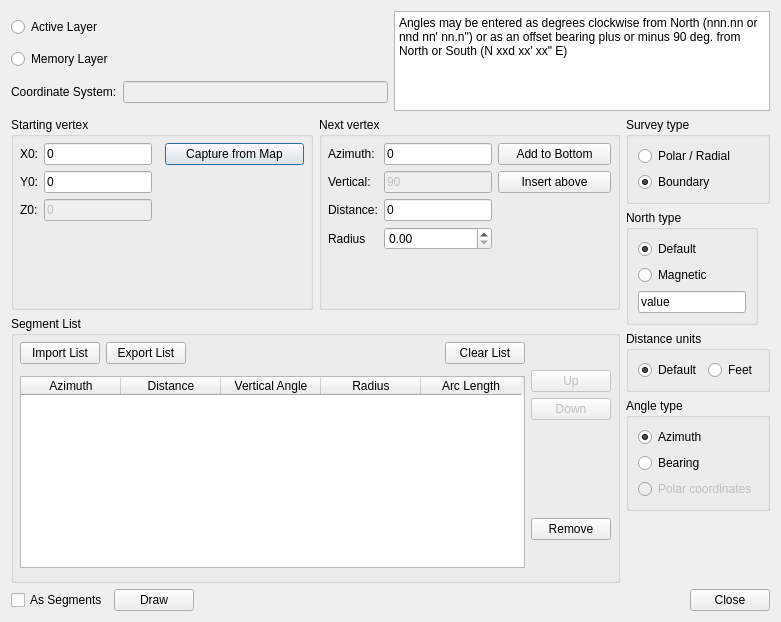
Above: ui.ui from mpetroff/qgsazimuth before the change. Below: the same form after it.
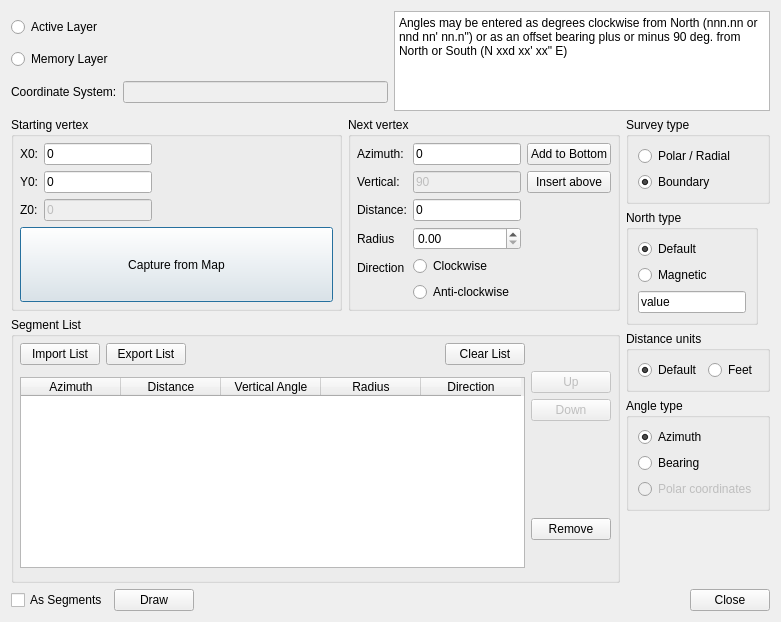
That is the form after the change.

Commit message: Add arc support to dialog and draw method

What changed in the file:
```diff
--- a/ui.ui
+++ b/ui.ui
@@ -207,30 +207,19 @@
                 </property>
                </widget>
               </item>
-             </layout>
-            </item>
-            <item>
-             <layout class="QVBoxLayout" name="verticalLayout_7">
-              <item>
+              <item row="3" column="0" colspan="2">
                <widget class="QPushButton" name="pushButton_startCapture">
+                <property name="sizePolicy">
+                 <sizepolicy hsizetype="Expanding" vsizetype="Expanding">
+                  <horstretch>0</horstretch>
+                  <verstretch>0</verstretch>
+                 </sizepolicy>
+                </property>
                 <property name="text">
                  <string>Capture from Map</string>
                 </property>
                </widget>
               </item>
-              <item>
-               <spacer name="verticalSpacer_4">
-                <property name="orientation">
-                 <enum>Qt::Vertical</enum>
-                </property>
-                <property name="sizeHint" stdset="0">
-                 <size>
-                  <width>20</width>
-                  <height>40</height>
-                 </size>
-                </property>
-               </spacer>
-              </item>
              </layout>
             </item>
            </layout>
@@ -348,6 +337,31 @@
                 </property>
                </widget>
               </item>
+              <item row="4" column="0">
+               <widget class="QLabel" name="label">
+                <property name="text">
+                 <string>Direction</string>
+                </property>
+               </widget>
+              </item>
+              <item row="4" column="1">
+               <layout class="QVBoxLayout" name="verticalLayout_3">
+                <item>
+                 <widget class="QRadioButton" name="radio_clockwise">
+                  <property name="text">
+                   <string>Clockwise</string>
+                  </property>
+                 </widget>
+                </item>
+                <item>
+                 <widget class="QRadioButton" name="radio_anticlockwise">
+                  <property name="text">
+                   <string>Anti-clockwise</string>
+                  </property>
+                 </widget>
+                </item>
+               </layout>
+              </item>
              </layout>
             </item>
             <item row="0" column="1">
@@ -518,7 +532,7 @@
             </column>
             <column>
              <property name="text">
-              <string>Arc Length</string>
+              <string>Direction</string>
              </property>
             </column>
            </widget>
```
Left out of the diff: 2 changed lines with no effect on the pictures. The commit also changes 4 other files.
